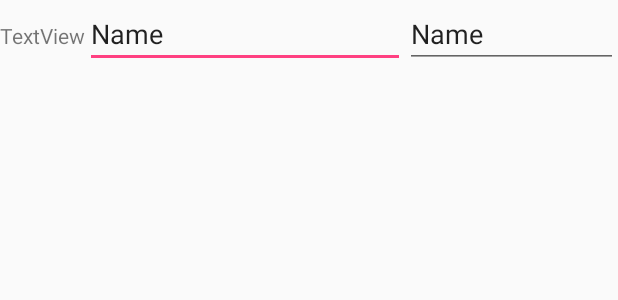
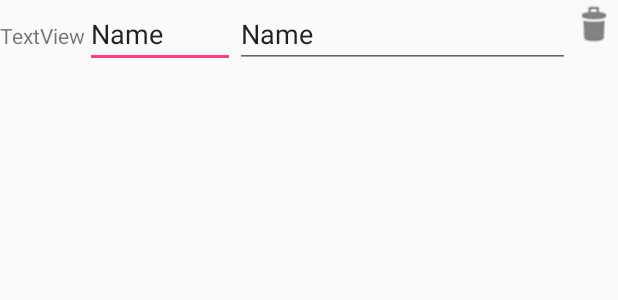
Before and after one commit to RugessNome/classaid, an Android app: the layout notetable_item.xml on its own in the app's theme, with its tools: preview values and no code run, on a phone screen of 412 x 824 dp. Shown: the top 300 px of the screen. Run offline under Robolectric (Android 15) with nearby library versions, the light colour scheme and no system bars.

Commit message:
Amélioration mineure UI activité Devoir (saisie des notes).

```diff
--- a/app/src/main/res/layout/notetable_item.xml
+++ b/app/src/main/res/layout/notetable_item.xml
@@ -10,7 +10,7 @@
         android:id="@+id/eleve_label" />
 
     <EditText
-        android:layout_width="wrap_content"
+        android:layout_width="100dp"
         android:layout_height="wrap_content"
         android:inputType="number|numberDecimal"
         android:text="Name"
@@ -18,17 +18,17 @@
         android:id="@+id/note_edittext" />
 
     <EditText
-        android:layout_width="wrap_content"
         android:layout_height="wrap_content"
         android:inputType="text"
         android:text="Name"
         android:ems="10"
-        android:id="@+id/appreciation_edittext" />
+        android:id="@+id/appreciation_edittext"
+        android:layout_weight="1" />
 
     <ImageButton
         android:layout_width="wrap_content"
         android:layout_height="wrap_content"
-        app:srcCompat="@drawable/ic_action_delete"
+        android:src="@drawable/ic_action_delete"
         android:id="@+id/bouton_suppr"
         android:background="@null" />
 
```
